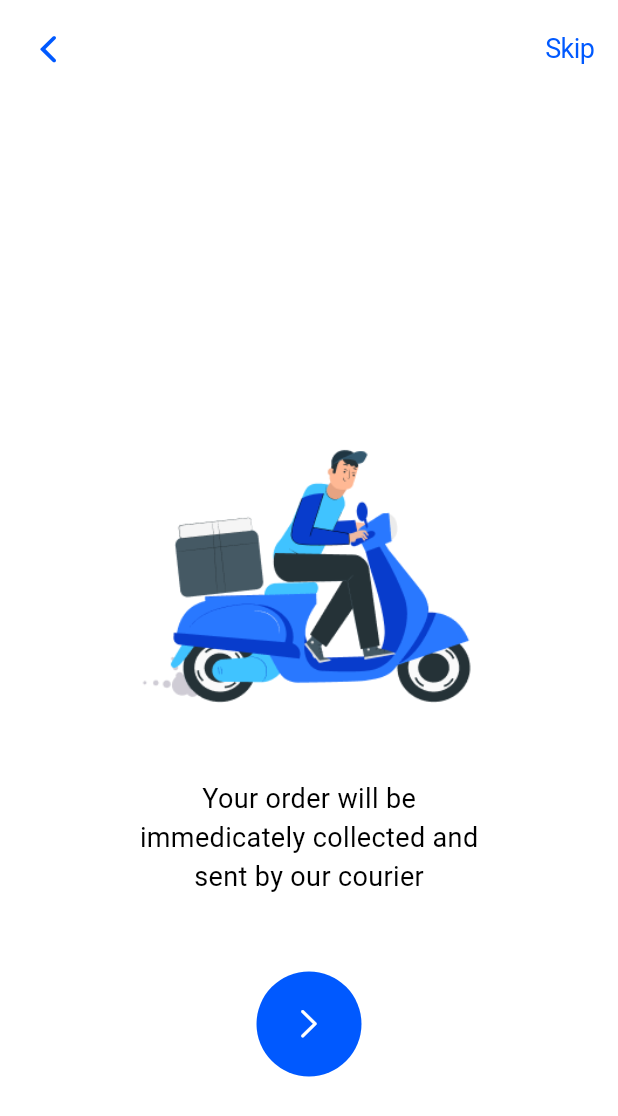
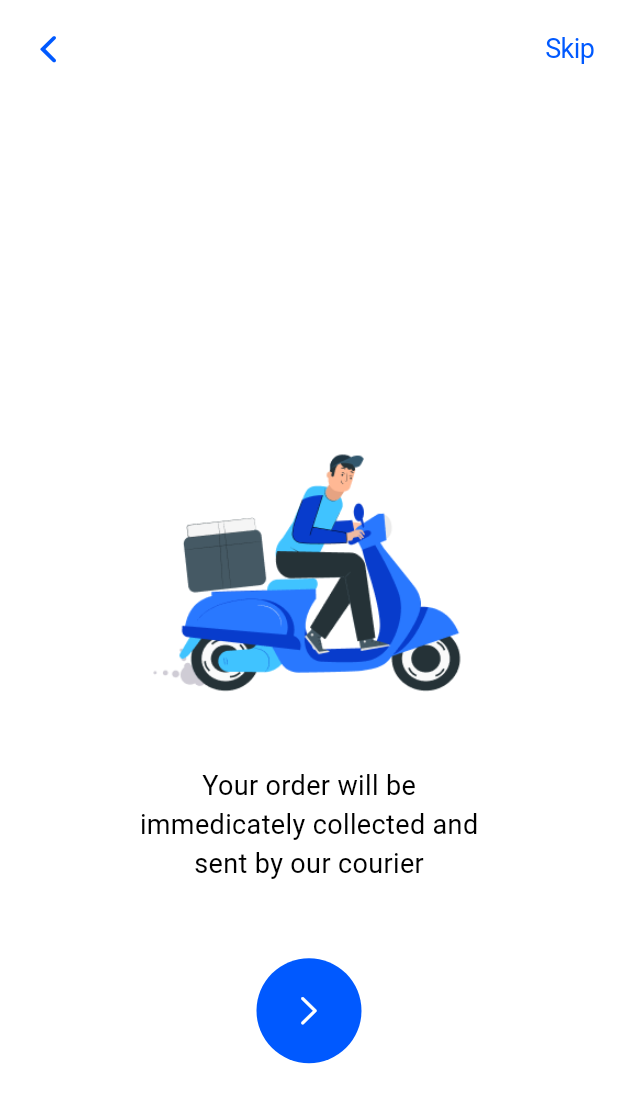
Before and after one commit to STEVENNNN76/REXA-UI, a Flutter app: the OnboardPage1 screen opened directly, after a tap on an icon or button, on a phone screen of 412 x 824 dp. Shown: the top 1116 px of the screen. Run offline on Flutter 3.47's test engine with Material 3 defaults, Android fonts, the light colour scheme and no system bars.

Commit message:
fixed alignment

```diff
--- a/lib/Features/Onboarding Page/Screens/onboardingpage1.dart
+++ b/lib/Features/Onboarding Page/Screens/onboardingpage1.dart
@@ -55,7 +55,7 @@ class OnboardPage1 extends StatelessWidget {
                   const SizedBox(height: 100),
                   Image.asset(
                     'lib/components/magic-hands.png',
-                    width: 280,
+                    width: 300,
                   ),
                   // const SizedBox(height: 30),
                   const Text(
--- a/lib/Features/Onboarding Page/Screens/onboardingpage2.dart
+++ b/lib/Features/Onboarding Page/Screens/onboardingpage2.dart
@@ -54,7 +54,7 @@ class OnboardPage2 extends StatelessWidget {
                   const SizedBox(height: 100),
                   Image.asset(
                     'lib/components/scooter.png',
-                    width: 320,
+                    width: 300,
                   ),
                   const SizedBox(height: 30),
                   const Text(
--- a/lib/Features/Onboarding Page/Screens/onboardingpage3.dart
+++ b/lib/Features/Onboarding Page/Screens/onboardingpage3.dart
@@ -57,7 +57,7 @@ class OnboardPage3 extends StatelessWidget {
                     'lib/components/package.png',
                     width: 300,
                   ),
-                  //const SizedBox(height: 30),
+                  const SizedBox(height: 30),
                   const Text(
                     "Pick up delivery",
                     style: TextStyle(
```
Also changed, not shown: lib/components/package.png.
